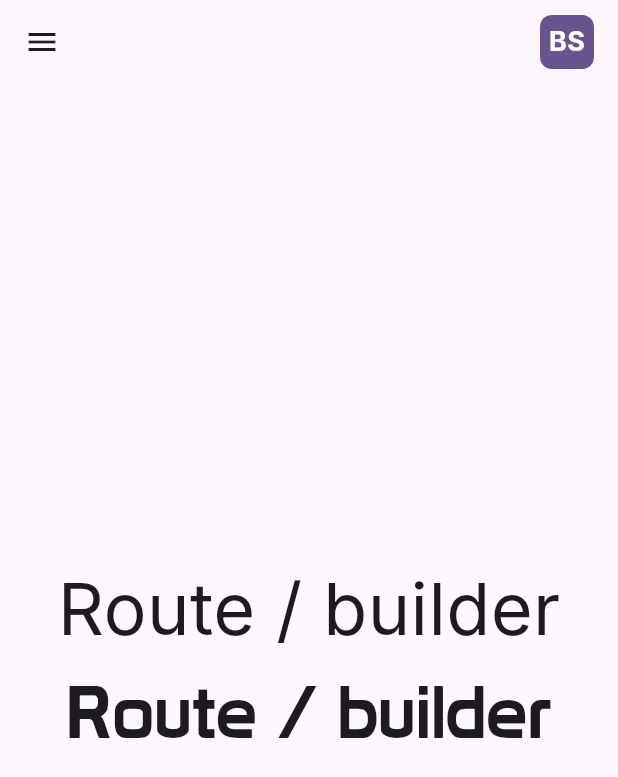
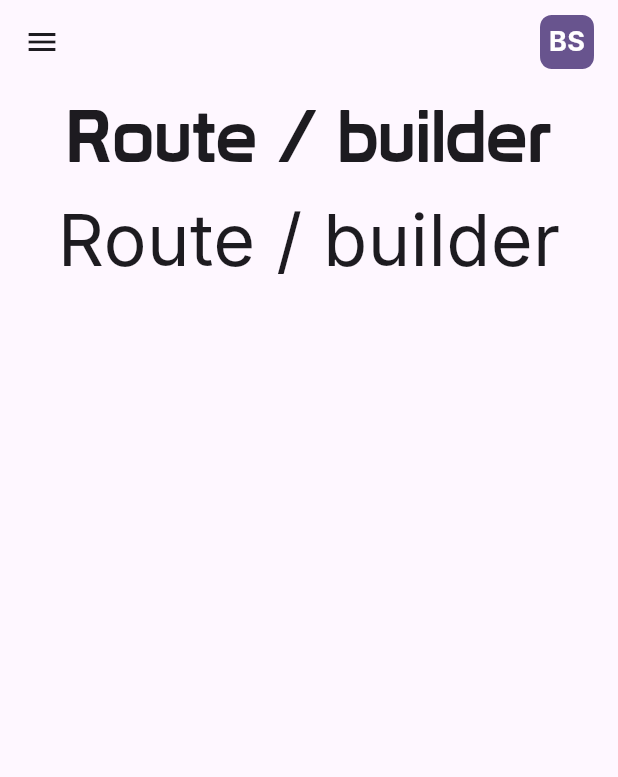
Before and after one commit to bsolca/ez-ui-flutter, a Flutter app: the screen it shows after launch, after a tap on the "menu" icon, after a tap on "BS", on a phone screen of 412 x 824 dp. Shown: the top 777 px of the screen. Run offline on Flutter 3.47's test engine with Material 3 defaults, Android fonts, the light colour scheme and no system bars; our stand-ins replace dropdown_button2, flutter_riverpod, flutter_svg, freezed_annotation, go_router, hive and 2 more; missing offline and left inert: country_flags, quick_log, web_smooth_scroll; accounts and stored records are empty; generated files the repository leaves out were written again; Roboto replaces fonts that are missing (Inter).

```diff
--- a/lib/src/shared/ez_sidebar_layout/ez_sidebar_layout.dart
+++ b/lib/src/shared/ez_sidebar_layout/ez_sidebar_layout.dart
@@ -114,8 +114,6 @@ class _EzSidebarLayoutState extends ConsumerState<EzSidebarLayout> {
       compact: (child, _) {
         final scrollController = ScrollController();
 
-        final sidebarWidget = _buildSidebar(scrollController);
-        final contentWidget = child;
         return Scaffold(
           appBar: AppBar(
             backgroundColor: EzSidebarLayoutConsts.getContentColor(colorScheme),
@@ -139,11 +137,11 @@ class _EzSidebarLayoutState extends ConsumerState<EzSidebarLayout> {
           ),
           drawer: Drawer(
             backgroundColor: Colors.transparent,
-            child: sidebarWidget,
+            child: _buildSidebar(scrollController),
           ),
           body: ColoredBox(
             color: EzSidebarLayoutConsts.getContentColor(colorScheme),
-            child: contentWidget,
+            child: child,
           ),
         );
       },
--- a/lib/src/shared/sub_header/sub_header.dart
+++ b/lib/src/shared/sub_header/sub_header.dart
@@ -1,9 +1,9 @@
 import 'package:flutter/material.dart';
-import 'package:impostor/src/shared/header/header.dart';
+import 'package:impostor/src/shared/ez_header/ez_header.dart';
 
-/// Use under a [Header] to display a sub title.
+/// Use under a [EzHeader] to display a sub title.
 class SubHeader extends StatelessWidget {
-  /// Use under a [Header] to display a sub title.
+  /// Use under a [EzHeader] to display a sub title.
   const SubHeader(
     this.text, {
     super.key,
--- a/lib/src/utils/routing/go_router_provider.codegen.dart
+++ b/lib/src/utils/routing/go_router_provider.codegen.dart
@@ -45,10 +45,16 @@ Raw<GoRouter> goRouter(GoRouterRef ref) {
             path: '/',
             name: 'home',
             parentNavigatorKey: shellNavigatorKey,
-            body: const Center(
-              child: Column(
+            body: Column(
               mainAxisSize: MainAxisSize.min,
               children: [
+                Text(
+                  'Route / builder',
+                  style: TextStyle(
+                    fontFamily: 'Prototype',
+                    fontSize: 48,
+                  ),
+                ),
                 Text(
                   'Route / builder',
                   style: TextStyle(
@@ -56,15 +62,7 @@ Raw<GoRouter> goRouter(GoRouterRef ref) {
                     fontSize: 48,
                   ),
                 ),
-                  Text(
-                    'Route / builder',
-                    style: TextStyle(
-                      fontFamily: 'Prototype',
-                      fontSize: 48,
-                    ),
-                  ),
               ],
-              ),
             ),
           ),
           GoRoutePageScaffold(
--- a/lib/src/utils/routing/presentation/go_route_page_scaffold.dart
+++ b/lib/src/utils/routing/presentation/go_route_page_scaffold.dart
@@ -17,10 +17,7 @@ class GoRoutePageScaffold extends GoRoute {
           pageBuilder: (_, state) {
             return NoTransitionPage(
               key: state.pageKey,
-        child: Scaffold(
-          backgroundColor: Colors.transparent,
-          body: body,
-        ),
+              child: body,
             );
           },
         );
```
Also changed, not shown: lib/src/shared/ez_header/ez_header.dart (renamed from lib/src/shared/header/header.dart, +4 -3 lines), lib/src/shared/ez_text_form_field/ez_text_form_field.dart (renamed from lib/src/shared/text_form_field/ez_text_form_field.dart). Lines whose indentation alone changed are shown as unchanged.
